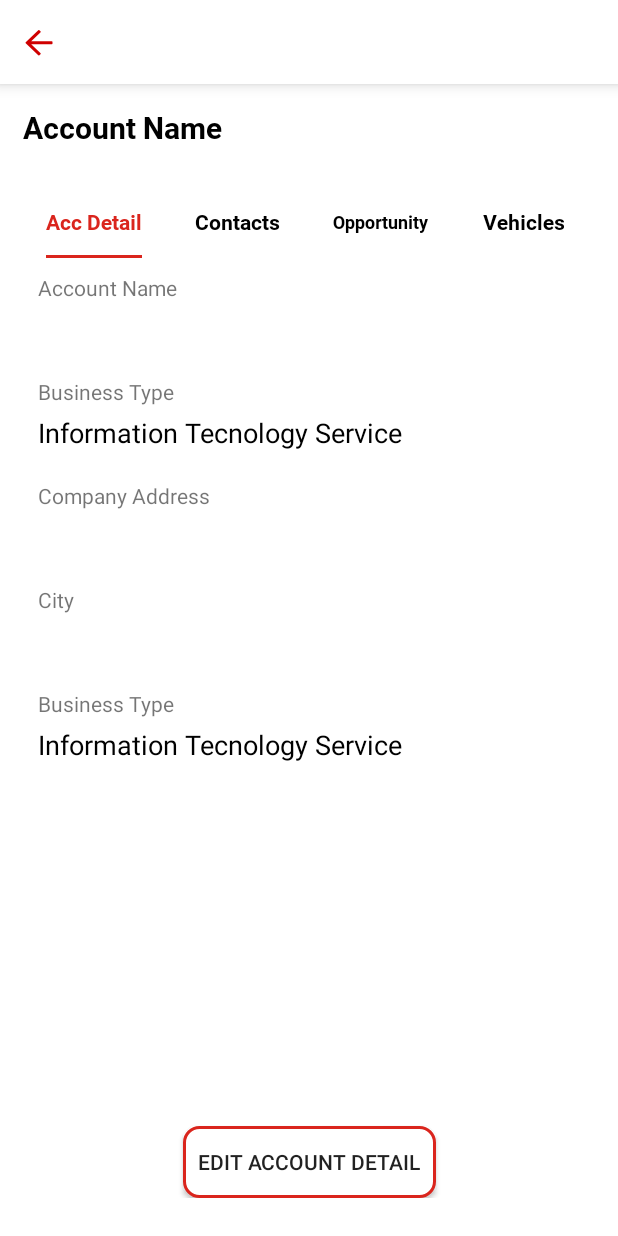
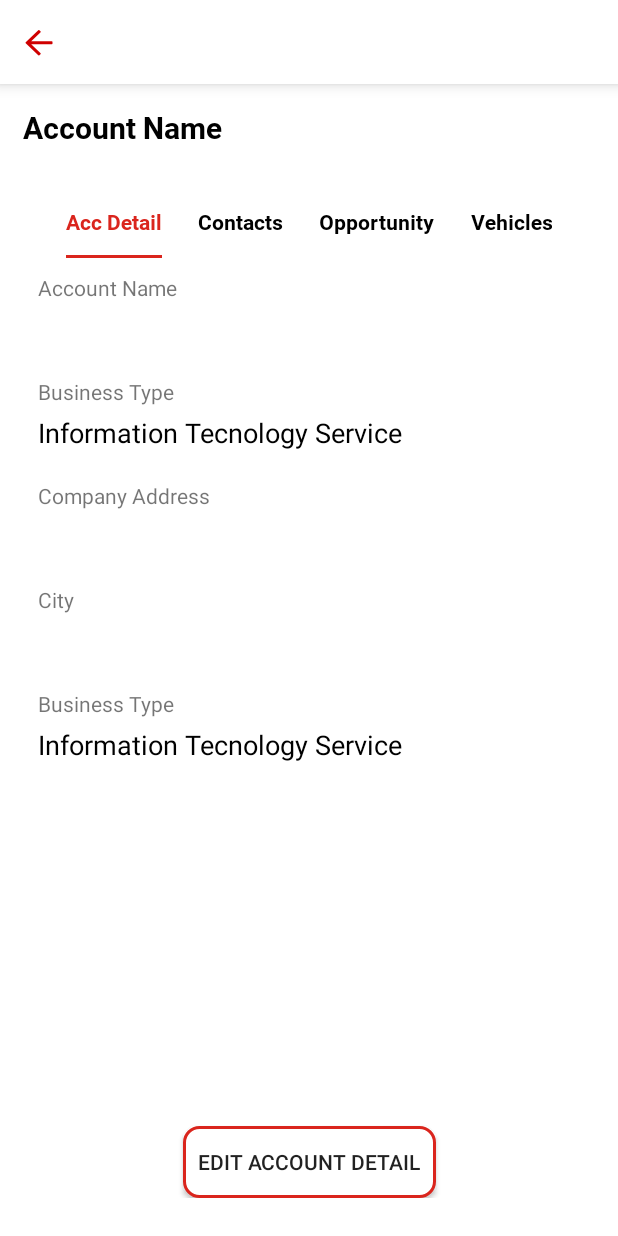
Before and after one commit to kelvinprayitno94/showcase_ADI, an Android app: the AccountDetailActivity screen opened directly, with no data from a screen before it, on a phone screen of 412 x 824 dp. Run offline under Robolectric (Android 15) with nearby library versions, the phone set to English and light mode, and no system bars; our stand-ins replace data binding; 4 statements that could not run were skipped.

Commit message:
rapihin UI

```diff
--- a/app/src/main/java/com/hino/hearts/adapter/AccountContactAdapter.kt
+++ b/app/src/main/java/com/hino/hearts/adapter/AccountContactAdapter.kt
@@ -7,6 +7,7 @@ import android.view.ViewGroup
 import android.widget.Button
 import android.widget.ImageView
 import android.widget.TextView
+import androidx.appcompat.widget.AppCompatTextView
 import androidx.recyclerview.widget.RecyclerView
 import com.hino.hearts.R
 import com.hino.hearts.model.AccountContactModel
@@ -55,6 +56,6 @@ class AccountContactAdapter(
     class Holder(itemView: View) : RecyclerView.ViewHolder(itemView) {
         val accountName = itemView.findViewById<TextView>(R.id.tv_adapter_contact_acc_name)
         val phoneNo = itemView.findViewById<TextView>(R.id.tv_adapter_contact_phone_no)
-        val edit = itemView.findViewById<Button>(R.id.btn_detail_contact_edit)
+        val edit = itemView.findViewById<AppCompatTextView>(R.id.btn_detail_contact_edit)
     }
 }
--- a/app/src/main/java/com/hino/hearts/adapter/AccountVehicleAdapter.kt
+++ b/app/src/main/java/com/hino/hearts/adapter/AccountVehicleAdapter.kt
@@ -7,6 +7,7 @@ import android.view.ViewGroup
 import android.widget.Button
 import android.widget.ImageView
 import android.widget.TextView
+import androidx.appcompat.widget.AppCompatTextView
 import androidx.recyclerview.widget.RecyclerView
 import com.hino.hearts.R
 import com.hino.hearts.model.AccountContactModel
@@ -55,6 +56,6 @@ class AccountVehicleAdapter(
     class Holder(itemView: View) : RecyclerView.ViewHolder(itemView) {
         val accountName = itemView.findViewById<TextView>(R.id.tv_adapter_contact_acc_name)
         val phoneNo = itemView.findViewById<TextView>(R.id.tv_adapter_contact_phone_no)
-        val edit = itemView.findViewById<Button>(R.id.btn_detail_contact_edit)
+        val edit = itemView.findViewById<AppCompatTextView>(R.id.btn_detail_contact_edit)
     }
 }
--- a/app/src/main/java/com/hino/hearts/ui/account/detail/contact/AccountContactFragment.kt
+++ b/app/src/main/java/com/hino/hearts/ui/account/detail/contact/AccountContactFragment.kt
@@ -4,6 +4,7 @@ import android.content.Intent
 import android.os.Bundle
 import android.view.View
 import android.widget.LinearLayout
+import androidx.core.content.ContextCompat
 import androidx.lifecycle.Observer
 import androidx.recyclerview.widget.LinearLayoutManager
 import androidx.recyclerview.widget.RecyclerView
@@ -15,6 +16,7 @@ import com.hino.hearts.network.response.account.AccountListResponse
 import com.hino.hearts.ui.BaseFragment
 import com.hino.hearts.ui.account.detail.contact.contactDetail.ContactDetailActivity
 import com.hino.hearts.ui.account.detail.contact.newContact.NewContactActivity
+import com.hino.hearts.util.DividerItemDecoration
 import kotlinx.android.synthetic.main.fragment_account_detail_contact.*
 import org.koin.androidx.viewmodel.ext.android.viewModel
 
@@ -70,6 +72,7 @@ class AccountContactFragment(var data: List<AccountListResponse.ContactData>?) :
 
             rv_contact.adapter = adapter
             rv_contact.layoutManager = LinearLayoutManager(it, RecyclerView.VERTICAL, false)
+            rv_contact.addItemDecoration(DividerItemDecoration(ContextCompat.getDrawable(context!!, R.drawable.transparant_divider)))
         }
     }
 
--- /dev/null
+++ b/app/src/main/res/drawable/transparant_divider.xml
@@ -0,0 +1,6 @@
+<?xml version="1.0" encoding="utf-8"?>
+<shape xmlns:android="http://schemas.android.com/apk/res/android"
+    android:shape="rectangle">
+    <size android:height="5dp" />
+    <solid android:color="@android:color/transparent" />
+</shape>
--- a/app/src/main/res/layout/activity_account_detail.xml
+++ b/app/src/main/res/layout/activity_account_detail.xml
@@ -55,9 +55,10 @@
                 android:layout_width="match_parent"
                 android:layout_height="wrap_content"
                 style="@style/TabLayout"
+                android:layout_marginBottom="@dimen/dimens_15dp"
                 app:tabGravity="center"
                 app:tabIndicatorColor="@color/red"
-                app:tabMode="fixed"
+                app:tabMode="scrollable"
                 app:tabSelectedTextColor="@color/red"
                 app:tabTextColor="@color/black"
                 />
--- a/app/src/main/res/layout/adapter_account_detail_opportunity.xml
+++ b/app/src/main/res/layout/adapter_account_detail_opportunity.xml
@@ -6,7 +6,7 @@
     android:layout_height="wrap_content"
     android:layout_gravity="center"
     android:layout_margin="10dp"
-    android:elevation="3dp">
+    android:elevation="6dp">
 
     <androidx.constraintlayout.widget.ConstraintLayout
         android:layout_width="match_parent"
--- a/app/src/main/res/layout/fragment_account_detail_contact.xml
+++ b/app/src/main/res/layout/fragment_account_detail_contact.xml
@@ -22,6 +22,7 @@
             android:id="@+id/rv_contact"
             android:layout_width="match_parent"
             android:layout_height="0dp"
+            android:layout_marginTop="@dimen/dimens_10dp"
             android:layout_marginBottom="10dp"
             app:layout_constraintBottom_toTopOf="@+id/btn_detail_contact_add"
             app:layout_constraintStart_toStartOf="parent"
--- a/app/src/main/res/layout/fragment_account_detail_opportunity.xml
+++ b/app/src/main/res/layout/fragment_account_detail_opportunity.xml
@@ -22,6 +22,7 @@
             android:id="@+id/rv_opportunty"
             android:layout_width="match_parent"
             android:layout_height="match_parent"
+            android:layout_marginTop="@dimen/dimens_10dp"
             android:layout_marginBottom="10dp"
             app:layout_constraintStart_toStartOf="parent"
             app:layout_constraintTop_toTopOf="parent" />
--- a/app/src/main/res/layout/fragment_account_detail_vehicles.xml
+++ b/app/src/main/res/layout/fragment_account_detail_vehicles.xml
@@ -23,6 +23,7 @@
             android:layout_width="match_parent"
             android:layout_height="match_parent"
             android:layout_marginBottom="10dp"
+            android:layout_marginTop="@dimen/dimens_10dp"
             app:layout_constraintStart_toStartOf="parent"
             app:layout_constraintTop_toTopOf="parent" />
 
```
Also changed, not shown: app/src/main/res/layout/adapter_acc_detail_contact.xml (+6 -1 lines).
